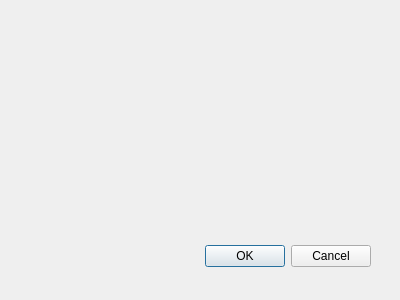
The window that DCL/logindialog.ui (SuperTeam325/OurDBMS) describes before a commit, drawn with Qt 5.
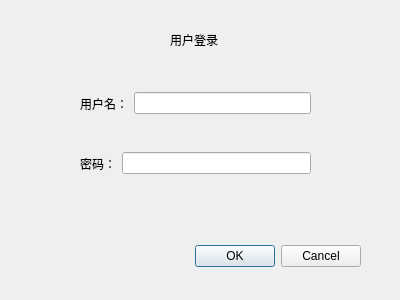
The same window after the commit.

Commit message: 第一版用户管理系统

The edit to the form file:
```diff
--- a/DCL/logindialog.ui
+++ b/DCL/logindialog.ui
@@ -13,12 +13,69 @@
   <property name="windowTitle">
    <string>Dialog</string>
   </property>
+  <widget class="QLabel" name="titleLabel">
+    <property name="geometry">
+     <rect>
+      <x>170</x>
+      <y>30</y>
+      <width>69</width>
+      <height>19</height>
+     </rect>
+    </property>
+    <property name="text">
+     <string>用户登录</string>
+    </property>
+  </widget>
+  <widget class="QWidget" name="">
+    <property name="geometry">
+     <rect>
+      <x>80</x>
+      <y>90</y>
+      <width>231</width>
+      <height>27</height>
+     </rect>
+    </property>
+    <layout class="QHBoxLayout" name="horizontalLayout">
+     <item>
+      <widget class="QLabel" name="nameLabel">
+        <property name="text">
+         <string>用户名：</string>
+        </property>
+      </widget>
+     </item>
+     <item>
+      <widget class="QLineEdit" name="nameLine"/>
+     </item>
+    </layout>
+  </widget>
+  <widget class="QWidget" name="">
+    <property name="geometry">
+     <rect>
+      <x>80</x>
+      <y>150</y>
+      <width>231</width>
+      <height>27</height>
+     </rect>
+    </property>
+    <layout class="QHBoxLayout" name="horizontalLayout_2">
+     <item>
+      <widget class="QLabel" name="passwordLabel">
+        <property name="text">
+         <string>密码：</string>
+        </property>
+      </widget>
+     </item>
+     <item>
+      <widget class="QLineEdit" name="passWordLine"/>
+     </item>
+    </layout>
+  </widget>
   <widget class="QDialogButtonBox" name="buttonBox">
    <property name="geometry">
     <rect>
-     <x>30</x>
+      <x>40</x>
      <y>240</y>
-     <width>341</width>
+      <width>321</width>
      <height>32</height>
     </rect>
    </property>
```
Left out of the diff: 2 changed lines with no effect on the pictures. The commit also changes 22 other files.
